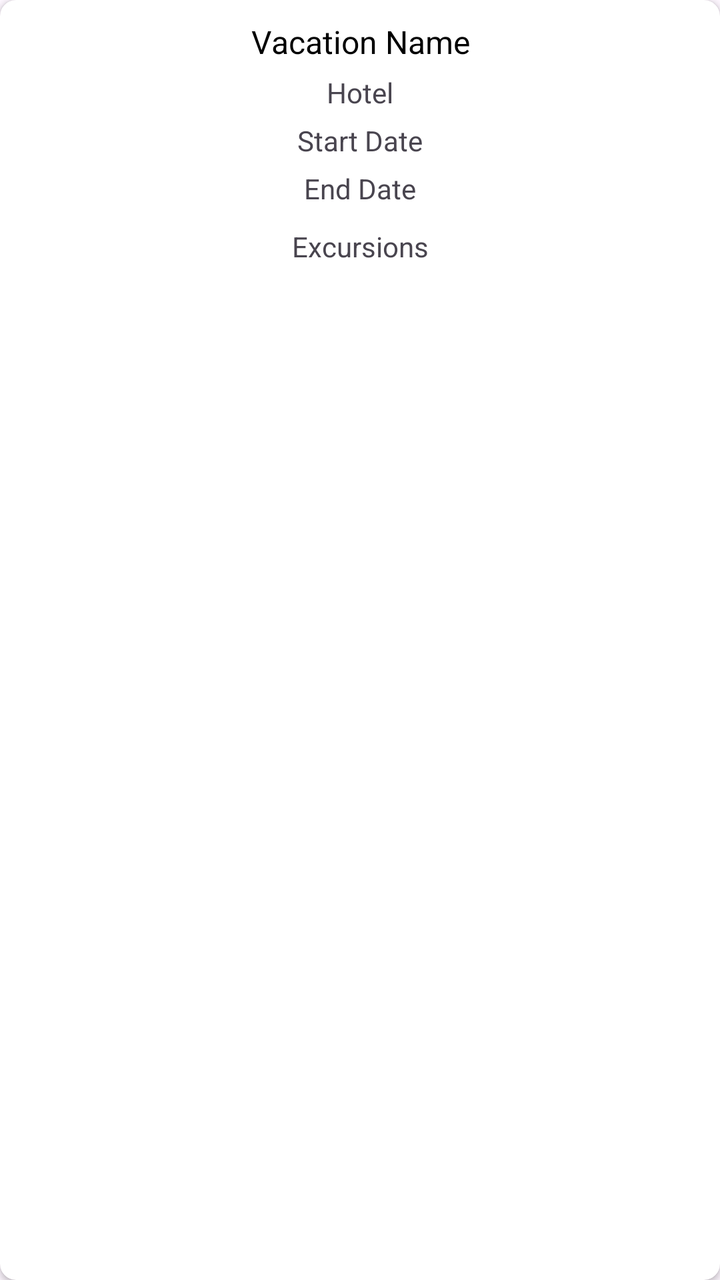
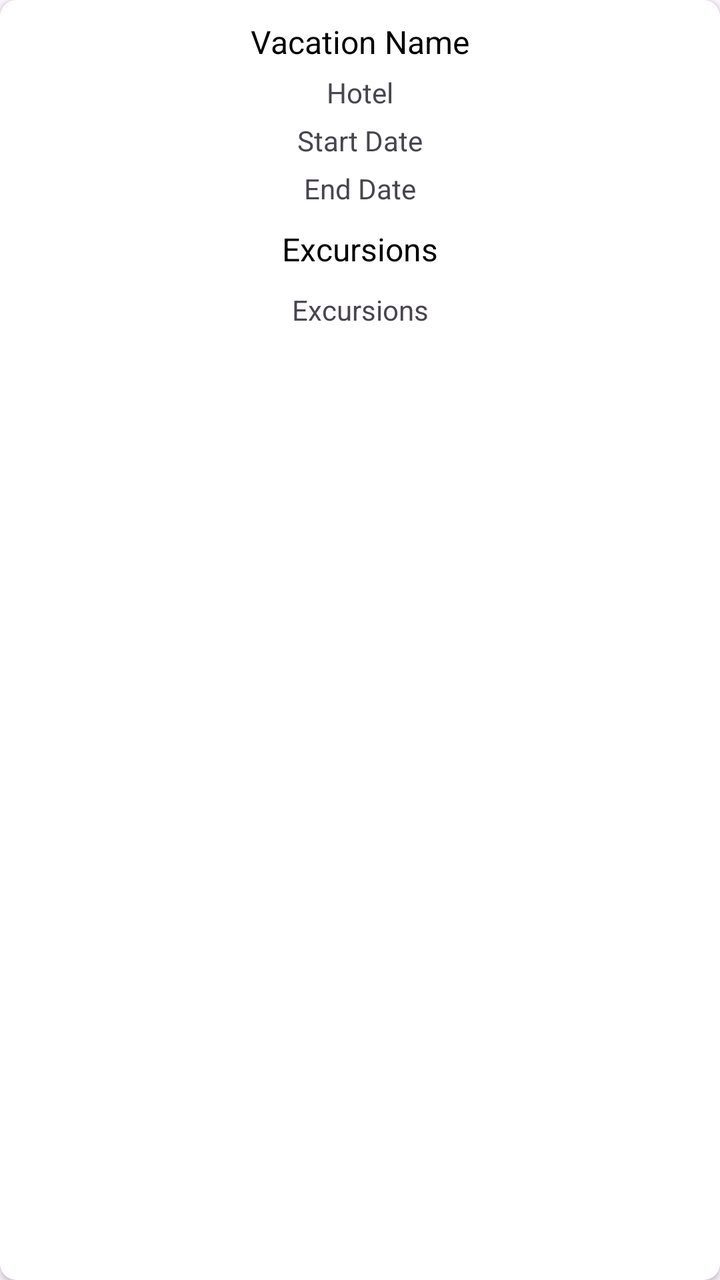

The first picture is an Android layout as it rendered before a commit; the second is the same layout after the commit. The layout source and the unified diff follow.
<!-- AndroidManifest.xml: application theme Theme.D308VacationPlanner -->
<!-- res/layout/report_item.xml -->
<?xml version="1.0" encoding="utf-8"?>
<androidx.cardview.widget.CardView xmlns:android="http://schemas.android.com/apk/res/android"
    xmlns:app="http://schemas.android.com/apk/res-auto"
    xmlns:tools="http://schemas.android.com/tools"
    android:layout_width="match_parent"
    android:layout_height="wrap_content"
    android:layout_margin="8dp"
    android:elevation="4dp"
    app:cardCornerRadius="8dp"
    app:cardBackgroundColor="@android:color/white"
    tools:context=".UI.ReportActivity">

    <androidx.constraintlayout.widget.ConstraintLayout
        android:layout_width="match_parent"
        android:layout_height="wrap_content">

        <TextView
            android:id="@+id/vacationName"
            android:layout_width="wrap_content"
            android:layout_height="wrap_content"
            android:text="Vacation Name"
            android:textSize="16sp"
            android:textColor="@android:color/black"
            app:layout_constraintTop_toTopOf="parent"
            app:layout_constraintStart_toStartOf="parent"
            app:layout_constraintEnd_toEndOf="parent"
            android:layout_marginTop="10dp"
            android:gravity="center"/>

        <TextView
            android:id="@+id/hotel"
            android:layout_width="wrap_content"
            android:layout_height="wrap_content"
            android:text="Hotel"
            android:textSize="14sp"
            app:layout_constraintTop_toBottomOf="@id/vacationName"
            app:layout_constraintStart_toStartOf="parent"
            app:layout_constraintEnd_toEndOf="parent"
            android:layout_marginTop="5dp"
            android:gravity="center"/>

        <TextView
            android:id="@+id/startDate"
            android:layout_width="wrap_content"
            android:layout_height="wrap_content"
            android:text="Start Date"
            android:textSize="14sp"
            app:layout_constraintTop_toBottomOf="@id/hotel"
            app:layout_constraintStart_toStartOf="parent"
            app:layout_constraintEnd_toEndOf="parent"
            android:layout_marginTop="5dp"
            android:gravity="center"/>

        <TextView
            android:id="@+id/endDate"
            android:layout_width="wrap_content"
            android:layout_height="wrap_content"
            android:text="End Date"
            android:textSize="14sp"
            app:layout_constraintTop_toBottomOf="@id/startDate"
            app:layout_constraintStart_toStartOf="parent"
            app:layout_constraintEnd_toEndOf="parent"
            android:layout_marginTop="5dp"
            android:gravity="center"/>

        <TextView
            android:id="@+id/excursionList"
            android:layout_width="wrap_content"
            android:layout_height="wrap_content"
            android:text="Excursions"
            android:textSize="14sp"
            app:layout_constraintTop_toBottomOf="@id/endDate"
            app:layout_constraintStart_toStartOf="parent"
            app:layout_constraintEnd_toEndOf="parent"
            android:layout_marginTop="10dp"
            android:gravity="center"/>
    </androidx.constraintlayout.widget.ConstraintLayout>

</androidx.cardview.widget.CardView>
<!-- resources referenced by this layout -->
<resources>
  <style name="Theme.D308VacationPlanner" parent="Base.Theme.D308VacationPlanner" />
  <style name="Base.Theme.D308VacationPlanner" parent="Theme.Material3.DayNight">
          
          
      </style>
</resources>

<!-- the commit's change to res/layout/report_item.xml (unified diff, before → after) -->
@@ -1,4 +1,3 @@
-<?xml version="1.0" encoding="utf-8"?>
 <androidx.cardview.widget.CardView xmlns:android="http://schemas.android.com/apk/res/android"
     xmlns:app="http://schemas.android.com/apk/res-auto"
     xmlns:tools="http://schemas.android.com/tools"
@@ -24,8 +23,7 @@
             app:layout_constraintTop_toTopOf="parent"
             app:layout_constraintStart_toStartOf="parent"
             app:layout_constraintEnd_toEndOf="parent"
-            android:layout_marginTop="10dp"
-            android:gravity="center"/>
+            android:layout_marginTop="10dp"/>
 
         <TextView
             android:id="@+id/hotel"
@@ -36,8 +34,7 @@
             app:layout_constraintTop_toBottomOf="@id/vacationName"
             app:layout_constraintStart_toStartOf="parent"
             app:layout_constraintEnd_toEndOf="parent"
-            android:layout_marginTop="5dp"
-            android:gravity="center"/>
+            android:layout_marginTop="5dp"/>
 
         <TextView
             android:id="@+id/startDate"
@@ -48,8 +45,7 @@
             app:layout_constraintTop_toBottomOf="@id/hotel"
             app:layout_constraintStart_toStartOf="parent"
             app:layout_constraintEnd_toEndOf="parent"
-            android:layout_marginTop="5dp"
-            android:gravity="center"/>
+            android:layout_marginTop="5dp"/>
 
         <TextView
             android:id="@+id/endDate"
@@ -60,8 +56,20 @@
             app:layout_constraintTop_toBottomOf="@id/startDate"
             app:layout_constraintStart_toStartOf="parent"
             app:layout_constraintEnd_toEndOf="parent"
-            android:layout_marginTop="5dp"
-            android:gravity="center"/>
+            android:layout_marginTop="5dp"/>
+
+        
+        <TextView
+            android:id="@+id/excursionTitle"
+            android:layout_width="wrap_content"
+            android:layout_height="wrap_content"
+            android:text="Excursions"
+            android:textSize="16sp"
+            android:textColor="@android:color/black"
+            app:layout_constraintTop_toBottomOf="@id/endDate"
+            app:layout_constraintStart_toStartOf="parent"
+            app:layout_constraintEnd_toEndOf="parent"
+            android:layout_marginTop="10dp"/>
 
         <TextView
             android:id="@+id/excursionList"
@@ -69,11 +77,11 @@
             android:layout_height="wrap_content"
             android:text="Excursions"
             android:textSize="14sp"
-            app:layout_constraintTop_toBottomOf="@id/endDate"
+            app:layout_constraintTop_toBottomOf="@id/excursionTitle"
             app:layout_constraintStart_toStartOf="parent"
             app:layout_constraintEnd_toEndOf="parent"
-            android:layout_marginTop="10dp"
-            android:gravity="center"/>
+            android:layout_marginTop="10dp"/>
+
     </androidx.constraintlayout.widget.ConstraintLayout>
 
 </androidx.cardview.widget.CardView>
